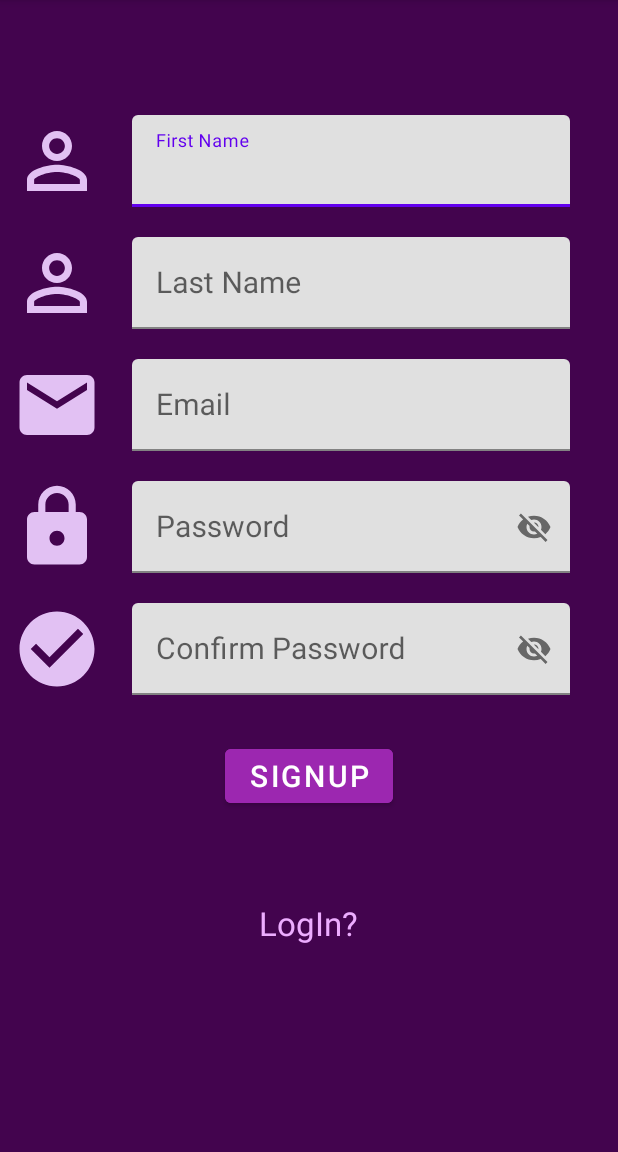
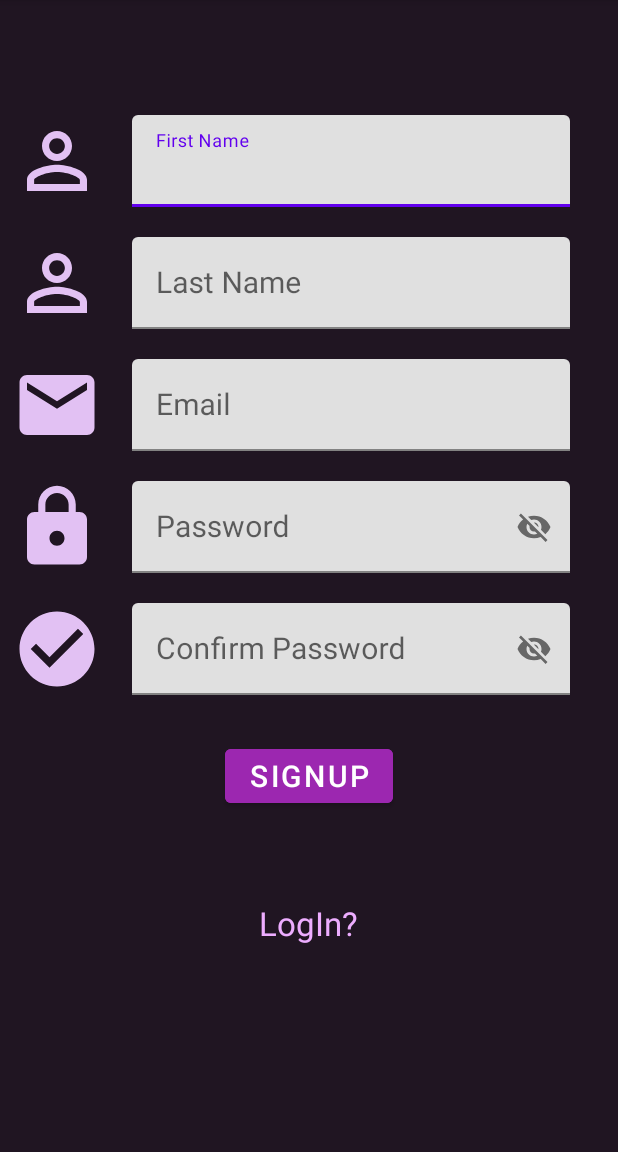
Before and after one commit to wanjira-whitney/Workout-Log, an Android app: the SignUpActivity screen opened directly, with no data from a screen before it, on a phone screen of 412 x 824 dp, the part 84-1236 px from its top. Run offline under Robolectric (Android 15) with nearby library versions, the phone set to English and light mode, and no system bars.

Commit message:
add changes made to sign up

```diff
--- a/app/src/main/res/layout/activity_sign_up.xml
+++ b/app/src/main/res/layout/activity_sign_up.xml
@@ -4,7 +4,7 @@
     xmlns:tools="http://schemas.android.com/tools"
     android:layout_width="match_parent"
     android:layout_height="match_parent"
-    android:background="#43044E"
+    android:background="#201522"
     tools:context=".SignUpActivity">
 
     <androidx.constraintlayout.widget.Guideline
```
